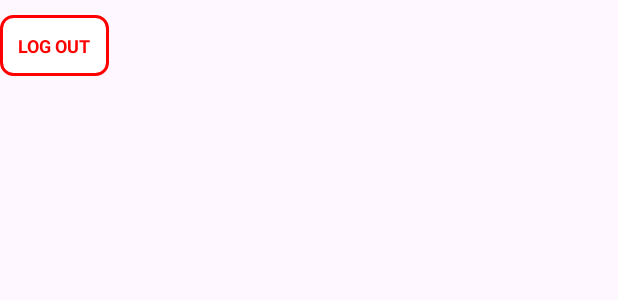
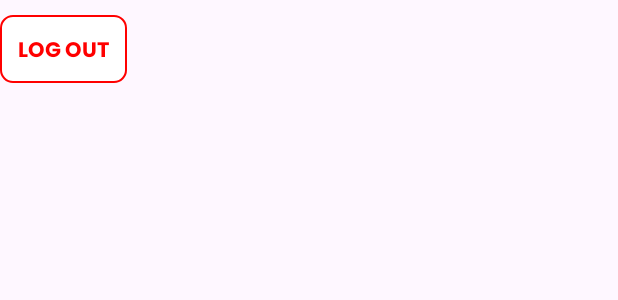
Before and after one commit to teresanaomii/animedxd, an Android app: the layout pop_up_logout.xml on its own in the app's theme, with its tools: preview values and no code run, on a phone screen of 412 x 824 dp. Shown: the top 300 px of the screen. Run offline under Robolectric (Android 15) with nearby library versions, the phone set to English and light mode, and no system bars.

Commit message:
feat: adjust header

```diff
--- a/app/src/main/res/drawable/bg_logout_button.xml
+++ b/app/src/main/res/drawable/bg_logout_button.xml
@@ -2,6 +2,6 @@
 <shape xmlns:android="http://schemas.android.com/apk/res/android"
     android:shape="rectangle">
     <corners android:radius="8dp" />
-    <stroke android:width="2dp" android:color="#FF0000" />
+    <stroke android:width="1dp" android:color="#FF0000" />
     <solid android:color="#FFFFFF" />
 </shape>
--- a/app/src/main/res/layout/activity_main.xml
+++ b/app/src/main/res/layout/activity_main.xml
@@ -53,7 +53,7 @@
                 android:layout_height="wrap_content"
                 android:text="@string/greeting_message"
                 android:fontFamily="@font/poppins_bold"
-                android:textSize="12sp"
+                android:textSize="14sp"
                 android:textColor="@color/grey" />
 
             <TextView
--- a/app/src/main/res/layout/pop_up_logout.xml
+++ b/app/src/main/res/layout/pop_up_logout.xml
@@ -9,14 +9,14 @@
     android:paddingTop="10dp">
 
     <TextView
-        xmlns:android="http://schemas.android.com/apk/res/android"
         android:id="@+id/btn_logout"
         android:layout_width="wrap_content"
-        android:layout_height="wrap_content"
+        android:layout_height="45dp"
         android:text="LOG OUT"
-        android:textSize="12sp"
-        android:textStyle="bold"
-        android:textColor="#FF0000"
+        android:textSize="14sp"
+        android:fontFamily="@font/poppins_bold"
+        android:textAlignment="center"
+        android:textColor="@color/red"
         android:background="@drawable/bg_logout_button"
         android:paddingStart="12dp"
         android:paddingEnd="12dp"
```
